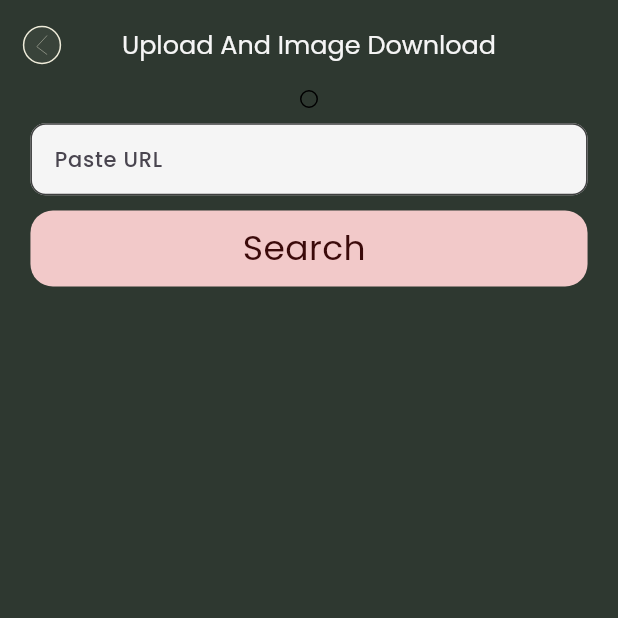
After one commit to kunalchavda63/music, a Flutter app: the TriangleBorderImage screen opened directly, on a phone screen of 412 x 824 dp, the top half of it. The commit adds this screen. Run offline on Flutter 3.47's test engine with Material 3 defaults, Android fonts, the phone set to English and light mode, and no system bars; our stand-ins replace cached_network_image, dio, equatable, flutter_bloc, flutter_screenutil, flutter_svg and 8 more.

Commit message:
-- image validator animation add

```diff
--- /dev/null
+++ b/lib/bloc/image_validator_bloc/image_validator_bloc.dart
@@ -0,0 +1,33 @@
+import 'package:flutter_bloc/flutter_bloc.dart';
+import 'package:http/http.dart' as http;
+import 'package:equatable/equatable.dart';
+
+part 'image_validator_event.dart';
+part 'image_validator_state.dart';
+
+
+class ImageValidatorBloc extends Bloc<ImageValidatorEvent,ImageValidatorState>{
+  ImageValidatorBloc(): super(ImageValidatorInitial()){
+    on<ValidatorImageEvent>(_onValidateImageUrl);
+  }
+
+  Future<void> _onValidateImageUrl (
+      ValidatorImageEvent event,
+      Emitter<ImageValidatorState> emit,
+
+      ) async{
+    emit(ImageValidatorLoading());
+    try{
+      final response = await http.head(Uri.parse(event.url));
+      final contentType = response.headers['content-type'];
+    if(response.statusCode == 200 && contentType != null){
+      emit(ImageValidatorSuccess(imageUrl: event.url));
+    } else{
+      emit(ImageValidatorFailure(message: 'Not a valid Image Url'));
+    }
+    }
+    catch (e){
+      emit(ImageValidatorFailure(message: 'Invalid or unreachable URL'));
+    }
+  }
+}
--- /dev/null
+++ b/lib/bloc/image_validator_bloc/image_validator_event.dart
@@ -0,0 +1,17 @@
+part of  'image_validator_bloc.dart';
+
+abstract class ImageValidatorEvent extends Equatable{
+  const ImageValidatorEvent();
+
+  @override
+  List<Object> get props => [];
+
+}
+
+class ValidatorImageEvent extends ImageValidatorEvent{
+  final String url;
+  const ValidatorImageEvent(this.url);
+
+  @override
+  List<Object> get props => [];
+}
--- /dev/null
+++ b/lib/bloc/image_validator_bloc/image_validator_state.dart
@@ -0,0 +1,30 @@
+part of 'image_validator_bloc.dart';
+
+abstract class ImageValidatorState extends Equatable {
+  const ImageValidatorState();
+
+  @override
+  List<Object> get props => [];
+}
+
+class ImageValidatorInitial extends ImageValidatorState {}
+
+class ImageValidatorLoading extends ImageValidatorState {}
+
+class ImageValidatorSuccess extends ImageValidatorState {
+  final String imageUrl;
+
+  const ImageValidatorSuccess({required this.imageUrl});
+
+  @override
+  List<Object> get props => [imageUrl];
+}
+
+class ImageValidatorFailure extends ImageValidatorState {
+  final String message;
+
+  const ImageValidatorFailure({required this.message});
+
+  @override
+  List<Object> get props => [message];
+}
--- a/lib/core/app_ui/src/assets/src/images.dart
+++ b/lib/core/app_ui/src/assets/src/images.dart
@@ -3,4 +3,5 @@ class AssetImages {
   static const String imgLoginLogo = 'https://img.freepik.com/free-vector/sign-concept-illustration_114360-125.jpg?t=st=1751825715~exp=1751829315~hmac=a36e0fc9fee1024825b804cc3353c643f74db33e1d4cc879be407dd901862707&w=1380';
   static const String imgSignUpLogo = 'https://img.freepik.com/free-vector/interaction-design-concept-illustration_114360-1442.jpg?t=st=1751827277~exp=1751830877~hmac=4c39d2fea852f9fb2c2107589e28c358c6ec711a33097b31f74d9b4f0bc5b51e&w=1380';
   static const String imgForgotPassword = 'https://img.freepik.com/free-vector/forgot-password-concept-illustration_114360-1010.jpg?t=st=1751970673~exp=1751974273~hmac=06b0fbc320b43f3644c57b448938d753d0a025fb9750b7f0ba4db25b913fc380&w=1380';
+  static const String imgNetworkLight = 'https://plus.unsplash.com/premium_photo-1671829480432-9b0f10d869ef?q=80&w=764&auto=format&fit=crop&ixlib=rb-4.1.0&ixid=M3wxMjA3fDB8MHxwaG90by1wYWdlfHx8fGVufDB8fHx8fA%3D%3D';
 }
--- a/lib/core/app_ui/src/widgets/src/custom_imageview.dart
+++ b/lib/core/app_ui/src/widgets/src/custom_imageview.dart
@@ -31,6 +31,7 @@ class CustomImageView extends StatelessWidget {
           height: height,
           width: width,
           fit: fit,
+
           placeholderFadeInDuration: const Duration(milliseconds: 500),
           progressIndicatorBuilder: (context, url, downloadProgress) {
             final double progressValue = downloadProgress.progress ?? 0.0;
@@ -54,6 +55,7 @@ class CustomImageView extends StatelessWidget {
                 height: height,
                 width: width,
                 fit: fit,
+
               ),
             );
           },
--- /dev/null
+++ b/lib/core/services/repositories/image_repo/image_repo.dart
@@ -0,0 +1,4 @@
+import 'package:music/core/services/repositories/base_repo/base_repo.dart';
+
+class ImageRepo extends BaseRepo{
+}
--- /dev/null
+++ b/lib/features/animation/triangle_border_image.dart
@@ -0,0 +1,131 @@
+import 'package:flutter_bloc/flutter_bloc.dart';
+import 'package:fluttertoast/fluttertoast.dart';
+import 'package:music/bloc/image_validator_bloc/image_validator_bloc.dart';
+import 'package:music/core/utilities/src/helper_method.dart';
+import 'package:permission_handler/permission_handler.dart';
+
+import '../../core/app_ui/app_ui.dart';
+
+class TriangleBorderImage extends StatefulWidget {
+  const TriangleBorderImage({super.key});
+
+  @override
+  State<TriangleBorderImage> createState() => _TriangleBorderImageState();
+}
+
+class _TriangleBorderImageState extends State<TriangleBorderImage> {
+  late Size size;
+  final TextEditingController urlController = TextEditingController();
+  @override
+  void dispose() {
+    urlController.dispose();
+    super.dispose();
+  }
+
+  @override
+  void didChangeDependencies() {
+    super.didChangeDependencies();
+    size = MediaQuery.of(context).size;
+  }
+
+  @override
+  Widget build(BuildContext context) {
+    return Scaffold(
+      backgroundColor: AppColors.blackOlive,
+      appBar: CustomWidgets.customAppBar(
+        autoImplyLeading: false,
+        leading: CustomWidgets.customCircleBackButton(
+          color: AppColors.whiteSmoke,
+        ).padH(15.r),
+        bgColor: AppColors.blackOlive,
+        title: CustomWidgets.customText(
+          data: 'Upload And Image Download',
+          style: BaseStyle.s17w400.c(AppColors.hexF5f5),
+        ),
+      ),
+      body: SingleChildScrollView(
+        child: Column(
+          children: [
+            CustomWidgets.customContainer(
+              padding: EdgeInsets.all(5),
+              border: Border.all(color: AppColors.black),
+              borderRadius: BorderRadius.circular(20),
+              child: BlocBuilder<ImageValidatorBloc, ImageValidatorState>(
+                builder: (context, state) {
+                  if (state is ImageValidatorLoading) {
+                    return CircularProgressIndicator();
+                  } else if (state is ImageValidatorSuccess) {
+                    return Stack(
+                      children: [
+                        ClipRRect(
+                          borderRadius: BorderRadius.circular(20),
+                          child: CustomWidgets.customImageView(
+                            height: size.height / 2,
+                            width: size.width / 1,
+                            path: state.imageUrl,
+                            sourceType: ImageType.network,
+                            fit: BoxFit.cover,
+                          ),
+                        ),
+                        Positioned(
+                          bottom: 10,
+                          right: 10,
+                          child: CustomWidgets.customCircleIcon(
+                            onTap: () {
+    final url = urlController.text.trim();
+    if (url.isNotEmpty) {
+
+    } else {
+    Fluttertoast.showToast(msg: "Enter a valid URL");
+                              }
+                            },
+
+                            border: Border.all(color: AppColors.hex7777),
+                            bgColor: AppColors.white,
+                            iconData: Icons.download,
+                            iconColor: AppColors.blackOlive,
+                            iconSize: 30,
+                          ),
+                        ),
+                      ],
+                    );
+                  } else if (state is ImageValidatorFailure) {
+                    return CustomWidgets.customText(
+                      data: state.message,
+                      style: BaseStyle.s14w500,
+                    );
+                  }
+                  return SizedBox.shrink();
+                },
+              ),
+            ).padH(10.r),
+            CustomWidgets.customTextField(
+              controller: urlController,
+              style: BaseStyle.s11w700,
+              label: 'Paste URL',
+              labelStyle: BaseStyle.s14w500,
+              border: OutlineInputBorder(
+                borderRadius: BorderRadius.circular(10.r),
+                borderSide: BorderSide(color: AppColors.hex3E3f),
+              ),
+              filled: true,
+              fillColor: AppColors.hexF5f5,
+            ).padH(20.r).padV(10.r),
+            CustomWidgets.customButton(
+              label: 'Search ',
+              onTap: () {
+                context.read<ImageValidatorBloc>().add(
+                  ValidatorImageEvent(urlController.text.trim()),
+                );
+              },
+            ).padH(20.r),
+          ],
+        ).padBottom(
+          MediaQuery.of(context).viewInsets.bottom +
+              MediaQuery.of(context).viewPadding.bottom +
+              36.r,
+        ),
+      ),
+    );
+  }
+}
--- a/lib/features/screens/playlists/playlists.dart
+++ b/lib/features/screens/playlists/playlists.dart
@@ -1,8 +1,8 @@
 import 'package:music/core/app_ui/app_ui.dart';
 import 'package:music/core/services/navigation/router.dart';
 import 'package:music/core/services/repositories/service_locator.dart';
-import 'package:music/features/animation/circle_rotate_animation.dart';
 import 'package:music/features/animation/simple_animation.dart';
+import 'package:music/features/animation/triangle_border_image.dart';
 
 class Playlists extends StatefulWidget {
   const Playlists({super.key});
@@ -23,7 +23,8 @@ class _PlaylistsState extends State<Playlists> {
     final g = getIt<AppRouter>();
     final List<AnimationScreeModel> animationScreenList = [
       AnimationScreeModel(icon: Icons.animation, label:'Simple Animation',onTap: ()=>g.push(SimpleAnimation())),
-      AnimationScreeModel(icon: Icons.animation_sharp, label:'Circle Rotate Animation',onTap: ()=>g.push(CircleRotateAnimation())),
+      AnimationScreeModel(icon: Icons.animation, label:'Rectangle Border Animation',onTap: ()=>g.push(TriangleBorderImage())),
+
     ];
 
     return Scaffold(
--- a/lib/main.dart
+++ b/lib/main.dart
@@ -3,6 +3,7 @@ import 'package:flutter_bloc/flutter_bloc.dart';
 import 'package:flutter_screenutil/flutter_screenutil.dart';
 import 'package:music/bloc/animation/animation_cubit.dart';
 import 'package:music/bloc/animation/animation_rotate_cubit.dart';
+import 'package:music/bloc/image_validator_bloc/image_validator_bloc.dart';
 import 'package:music/bloc/music_bloc/music_bloc.dart';
 import 'package:music/bloc/music_bloc/music_event.dart';
 import 'package:music/bloc/nav_bloc/home_cubit.dart';
@@ -14,12 +15,14 @@ import 'package:music/features/screens/screens.dart';
 void main() async{
   await setupServiceLocator();
 
+
   runApp(
       MultiBlocProvider(
         providers: [
           BlocProvider(create: (_)=>CurrentIndexCubit()),
           BlocProvider(create: (_)=>AnimationCubit()),
           BlocProvider(create: (_)=>AnimationRotateCubit()),
+          BlocProvider(create: (_)=>ImageValidatorBloc()),
           BlocProvider(create: (_)=>MusicBloc()..add(FetchMusicEvent()))
         ],
 
--- a/pubspec.yaml
+++ b/pubspec.yaml
@@ -47,6 +47,10 @@ dependencies:
   freezed_annotation: ^2.4.1
   flutter_bloc: ^9.1.1
   permission_handler: ^12.0.1
+  equatable: ^2.0.7
+  path_provider: ^2.1.5
+  path: ^1.9.1
+  flutter_file_dialog: ^3.0.2
   on_audio_query: ^2.9.0
 
 
@@ -63,6 +67,8 @@ dev_dependencies:
   # package. See that file for information about deactivating specific lint
   # rules and activating additional ones.
   flutter_lints: ^5.0.0
+dependency_overrides:
+  http: ^1.0.0
 
 # For information on the generic Dart part of this file, see the
 # following page: https://dart.dev/tools/pub/pubspec
```
Also changed, not shown: lib/core/utilities/src/helper_method.dart (+12 -2 lines), lib/features/animation/circle_rotate_animation.dart (deleted, +0 -115 lines), pubspec.lock, 3 other files.
